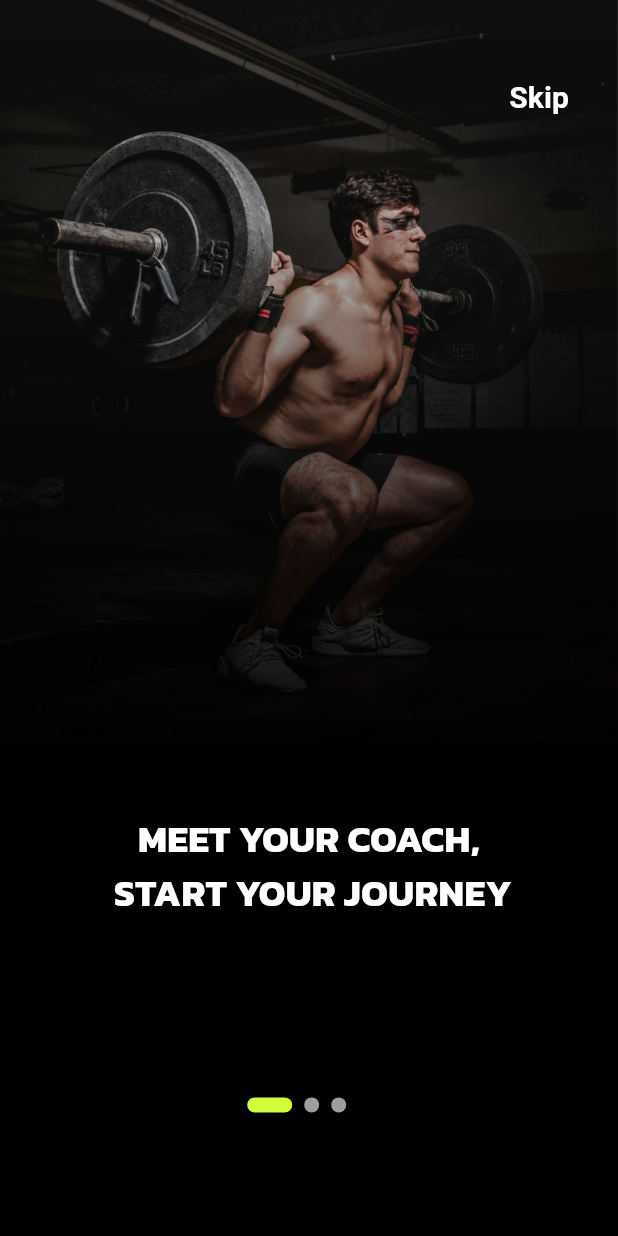
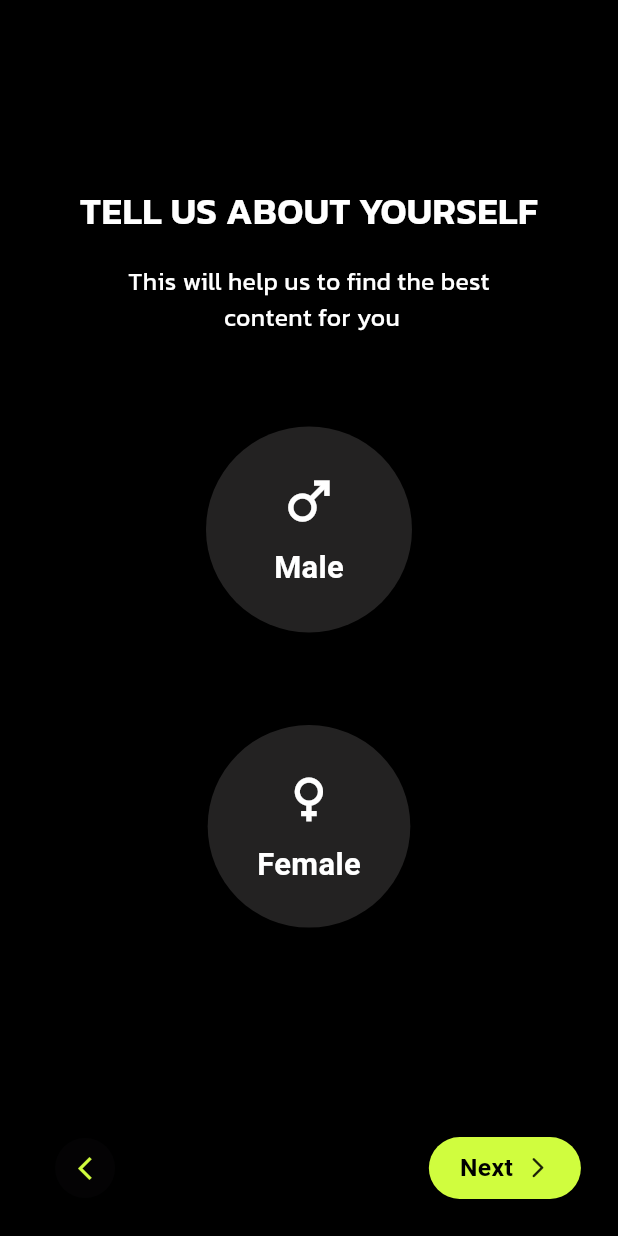
Before and after one commit to HappyJoddd/fitness_tracker_app, a Flutter app: the screen it shows after launch, on a phone screen of 412 x 824 dp. Run offline on Flutter 3.47's test engine with Material 3 defaults, Android fonts, the phone set to English and light mode, and no system bars; drawn by our look-alikes of smooth_page_indicator.

Commit message:
Gender Page Completed

```diff
--- /dev/null
+++ b/lib/Constant/Colors.dart
@@ -0,0 +1,6 @@
+// ignore_for_file: file_names, constant_identifier_names
+
+import 'package:flutter/cupertino.dart';
+
+const PrimaryColor = Color(0xFFD0FD3E);
+const IconBackgroundColor = Color.fromARGB(255, 35, 34, 34);
--- a/lib/main.dart
+++ b/lib/main.dart
@@ -1,3 +1,4 @@
+import 'package:fitness/pages/CLientData/Gender.dart';
 import 'package:fitness/pages/OnBoardingPage/OnBoardingPage.dart';
 import 'package:flutter/material.dart';
 
@@ -14,7 +15,7 @@ class MyApp extends StatelessWidget {
     return MaterialApp(
       color:  Colors.black,
       debugShowCheckedModeBanner: false,
-      home: OnBoardingPage(),
+      home: GenderPage(),
     );
   }
 }
--- /dev/null
+++ b/lib/models/detailspagebutton.dart
@@ -0,0 +1,64 @@
+import 'package:fitness/Constant/Colors.dart';
+import 'package:flutter/material.dart';
+
+class DetailPageButton extends StatelessWidget {
+  final String text;
+  final VoidCallback onFrontTap;
+  final VoidCallback? onBackTap;
+  final bool ShowBackBotton;
+  DetailPageButton(
+      {required this.text,
+      required this.onFrontTap,
+      this.onBackTap,
+      this.ShowBackBotton = false});
+
+  @override
+  Widget build(BuildContext context) {
+    var size = MediaQuery.of(context).size;
+    return Row(children: [
+      if (ShowBackBotton)
+        Container(
+          child: ElevatedButton(
+            onPressed: onBackTap,
+            style: ElevatedButton.styleFrom(
+              shape: CircleBorder(),
+              padding: EdgeInsets.all(11),
+              backgroundColor: IconBackgroundColor,
+            ),
+            child: Icon(Icons.arrow_back_ios_new, color: PrimaryColor),
+          ),
+        ),
+      const Spacer(),
+      GestureDetector(
+        onTap: onFrontTap,
+        child: Container(
+          decoration: BoxDecoration(
+              color: PrimaryColor, borderRadius: BorderRadius.circular(30)),
+          margin: EdgeInsets.only(
+              top: size.height * 0.02, bottom: size.height * 0.02),
+          padding: EdgeInsets.symmetric(horizontal: size.width * 0.05),
+          height: size.height * 0.05,
+          child: Center(
+            child: Row(
+              children: [
+                Text(
+                  text,
+                  style: TextStyle(
+                      color: Colors.black,
+                      fontSize: size.width * 0.04,
+                      fontWeight: FontWeight.bold),
+                ),
+                SizedBox(width: size.width * 0.02),
+                Icon(
+                  Icons.arrow_forward_ios_rounded,
+                  size: size.width * 0.04,
+                  weight: 500,
+                )
+              ],
+            ),
+          ),
+        ),
+      ),
+    ]);
+  }
+}
--- /dev/null
+++ b/lib/pages/CLientData/Age.dart
@@ -0,0 +1,31 @@
+import 'package:flutter/material.dart';
+
+class AgePage extends StatefulWidget {
+  const AgePage({super.key});
+
+  @override
+  State<AgePage> createState() => _AgePageState();
+}
+
+class _AgePageState extends State<AgePage> {
+  @override
+  Widget build(BuildContext context) {
+    var size = MediaQuery.of(context).size;
+    return Scaffold(
+      backgroundColor: Colors.black,
+      body: Container(
+        padding: EdgeInsets.only(
+            top: size.height * 0.05,
+            left: size.height * 0.03,
+            right: size.height * 0.03,
+            bottom: size.height * 0.01),
+        width: size.height,
+        height: size.height,
+        child: Column(
+          children: [
+          ],
+        ),
+      ),
+    );
+  }
+}
--- /dev/null
+++ b/lib/pages/CLientData/Gender.dart
@@ -0,0 +1,85 @@
+import 'package:fitness/Constant/Colors.dart';
+import 'package:fitness/models/detailspagebutton.dart';
+import 'package:fitness/pages/CLientData/Icons-Widget/GenderIcon.dart';
+import 'package:flutter/material.dart';
+
+class GenderPage extends StatefulWidget {
+  const GenderPage({super.key});
+
+  @override
+  State<GenderPage> createState() => _GenderPageState();
+}
+
+class _GenderPageState extends State<GenderPage> {
+  bool isMale = false;
+  bool isFemale = false;
+  @override
+  Widget build(BuildContext context) {
+    var size = MediaQuery.of(context).size;
+    return Scaffold(
+        backgroundColor: Colors.black,
+        body: Container(
+          padding: EdgeInsets.only(
+              top: size.height * 0.05,
+              left: size.height * 0.03,
+              right: size.height * 0.03,
+              bottom: size.height * 0.01),
+          width: size.height,
+          height: size.height,
+          child: Column(children: [
+            SizedBox(
+              height: size.height * 0.1,
+            ),
+            Text(
+              "Tell Us About Yourself".toUpperCase(),
+              style: TextStyle(
+                  fontSize: size.width * 0.06,
+                  color: Colors.white,
+                  fontFamily: "KanitSB"),
+              textAlign: TextAlign.center,
+            ),
+            SizedBox(height: size.height * 0.02),
+            Container(
+              child: Text(
+                "This will help us to find the best \n content for you",
+                style: TextStyle(
+                    color: Colors.white,
+                    fontSize: size.width * 0.04,
+                    fontFamily: 'KanitR'),
+                textAlign: TextAlign.center,
+              ),
+            ),
+            SizedBox(height: size.height * 0.055),
+            GenderIcon(
+              gender: "Male",
+              icon: Icons.male,
+              onTap: () {
+                setState(() {
+                  isMale = true;
+                  isFemale = false;
+                });
+              },
+              isSelected: isMale,
+            ),
+            SizedBox(height: size.height * 0.05),
+            GenderIcon(
+              gender: "Female",
+              icon: Icons.female,
+              onTap: () {
+                setState(() {
+                  isMale = false;
+                  isFemale = true;
+                });
+              },
+              isSelected: isFemale,
+            ),
+            const Spacer(),
+            DetailPageButton(
+              text: "Next",
+              onFrontTap: () {},
+              ShowBackBotton: true,
+            ),
+          ]),
+        ));
+  }
+}
--- /dev/null
+++ b/lib/pages/CLientData/Icons-Widget/GenderIcon.dart
@@ -0,0 +1,48 @@
+import 'package:fitness/Constant/Colors.dart';
+import 'package:flutter/material.dart';
+
+class GenderIcon extends StatelessWidget {
+  final String gender;
+  final IconData icon;
+  final VoidCallback onTap;
+  final bool isSelected;
+
+  GenderIcon(
+      {required this.onTap,
+      required this.gender,
+      required this.icon,
+      required this.isSelected});
+
+  @override
+  Widget build(BuildContext context) {
+    var size = MediaQuery.of(context).size;
+    return GestureDetector(
+      onTap: onTap,
+      child: Container(
+        padding: gender == "Female"
+            ? EdgeInsets.all(size.width * 0.08)
+            : EdgeInsets.all(size.width * 0.11),
+        decoration: BoxDecoration(
+            color: isSelected ? PrimaryColor : Color.fromARGB(255, 35, 34, 34),
+            shape: BoxShape.circle),
+        child: Column(
+          children: [
+            Icon(
+              icon,
+              size: size.width * 0.1,
+              color: isSelected ? Colors.black : Colors.white,
+            ),
+            SizedBox(height: size.height * 0.01),
+            Text(
+              gender,
+              style: TextStyle(
+                  fontSize: size.width * 0.05,
+                  color: isSelected ? Colors.black : Colors.white,
+                  fontWeight: FontWeight.bold),
+            ),
+          ],
+        ),
+      ),
+    );
+  }
+}
--- a/pubspec.yaml
+++ b/pubspec.yaml
@@ -85,6 +85,12 @@ flutter:
     - family: KanitEB
       fonts:
         - asset: assets/fonts/Kanit-ExtraBold.ttf
+    - family: KanitM
+      fonts:
+        - asset: assets/fonts/Kanit-Medium.ttf
+    - family: KanitR
+      fonts:
+        - asset: assets/fonts/Kanit-Regular.ttf
   # fonts:
   #   - family: Schyler
   #     fonts:
```
